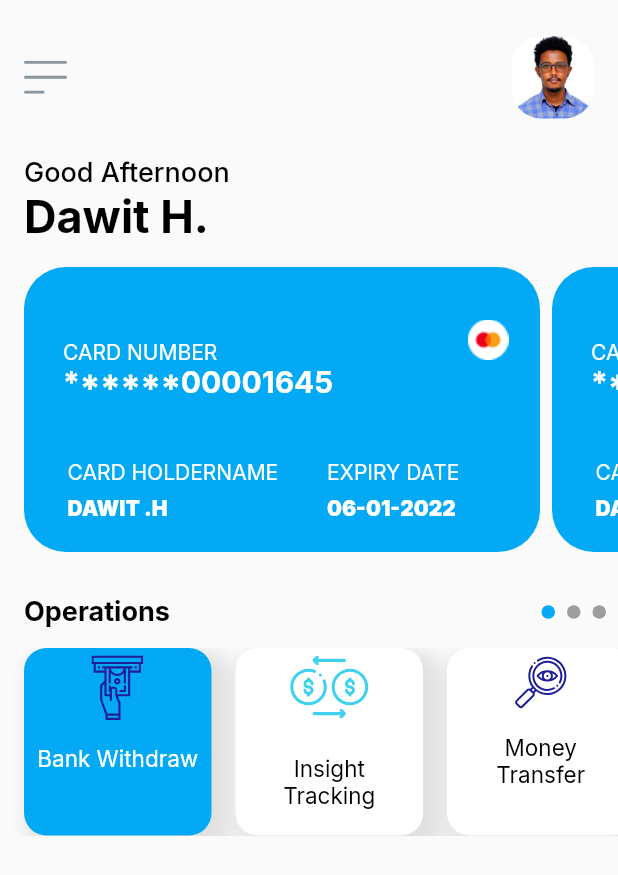
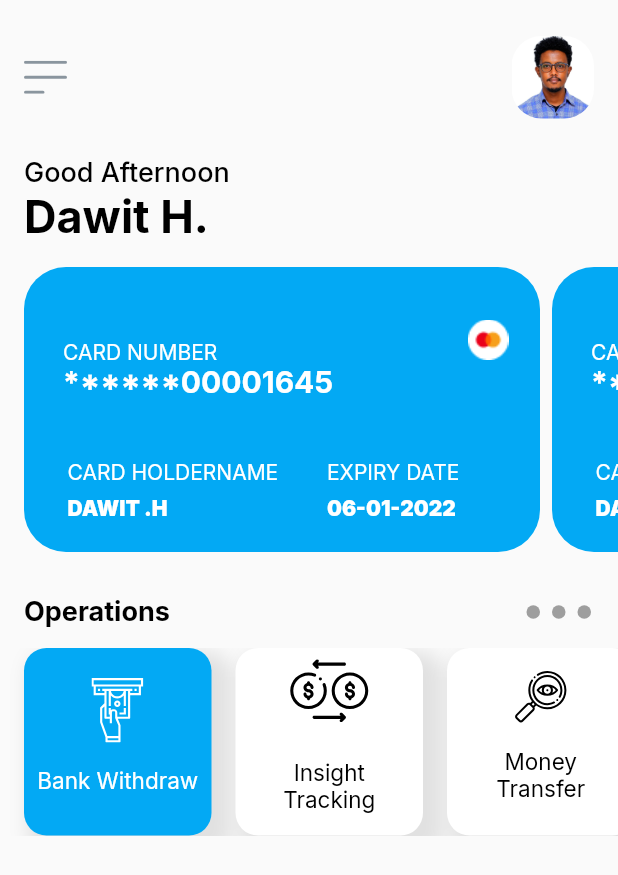
Before and after one commit to Dawith305/Flutter-Wallet-App, a Flutter app: the screen it shows after launch, on a phone screen of 412 x 824 dp. Shown: the top 875 px of the screen. Run offline on Flutter 3.47's test engine with Material 2 defaults, Android fonts, the phone set to English and light mode, and no system bars; our stand-ins replace flutter_svg, google_fonts.

Commit message:
SVG items on operations colors fix

```diff
--- a/lib/screens/home_screen.dart
+++ b/lib/screens/home_screen.dart
@@ -179,6 +179,7 @@ class _HomeScreenState extends State<HomeScreen> {
                 left: 16,
                 bottom: 13,
                 top: 29,
+                right: 10,
               ),
               child: Row(
                 mainAxisAlignment: MainAxisAlignment.spaceBetween,
@@ -192,7 +193,7 @@ class _HomeScreenState extends State<HomeScreen> {
                   ),
                   Row(
                     children: mapIndicator<Widget>(
-                      [0, 1, 2],
+                      operations,
                       (index, selected) {
                         return Container(
                           alignment: Alignment.centerLeft,
--- a/lib/widgets/operations_widget.dart
+++ b/lib/widgets/operations_widget.dart
@@ -36,10 +36,12 @@ class _OperationCardState extends State<OperationCard> {
           borderRadius: BorderRadius.circular(15),
           color: widget.isSelected ? Colors.lightBlue : Colors.white),
       child: Column(
+        mainAxisAlignment: MainAxisAlignment.center,
         children: [
-           SizedBox(height: 5),
           SvgPicture.asset(
-               widget.selectedIcon,),
+            widget.selectedIcon,
+            color: widget.isSelected ? Colors.white : Colors.black,
+          ),
           SizedBox(height: 8),
           Padding(
             padding: const EdgeInsets.all(8.0),
```
